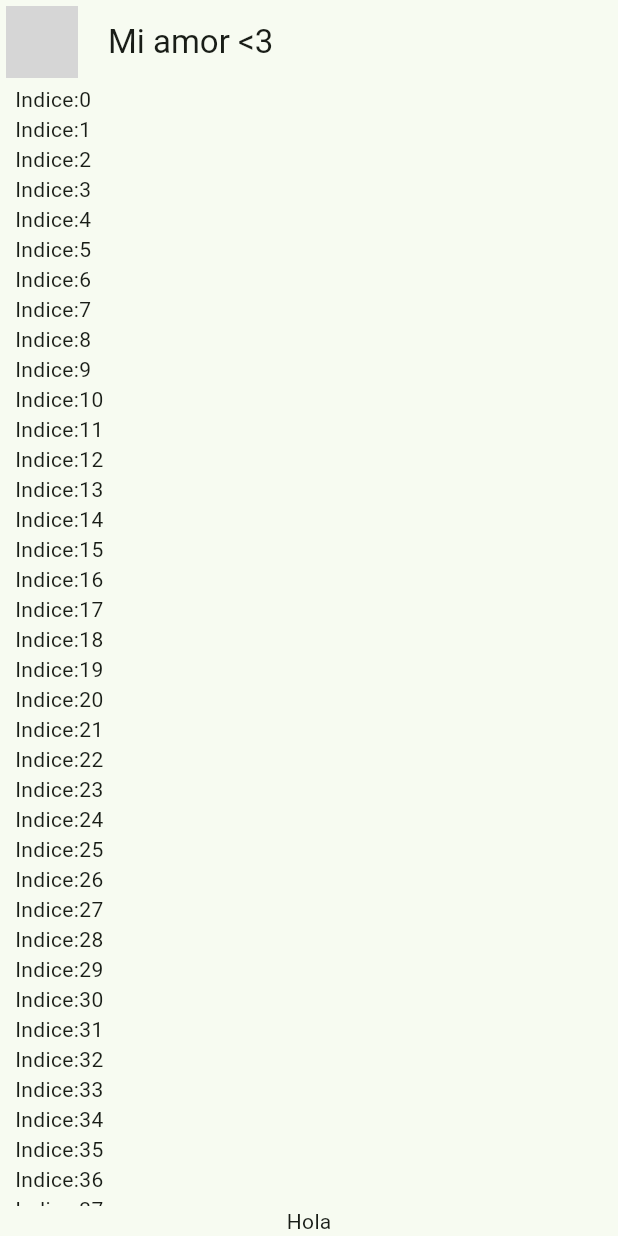
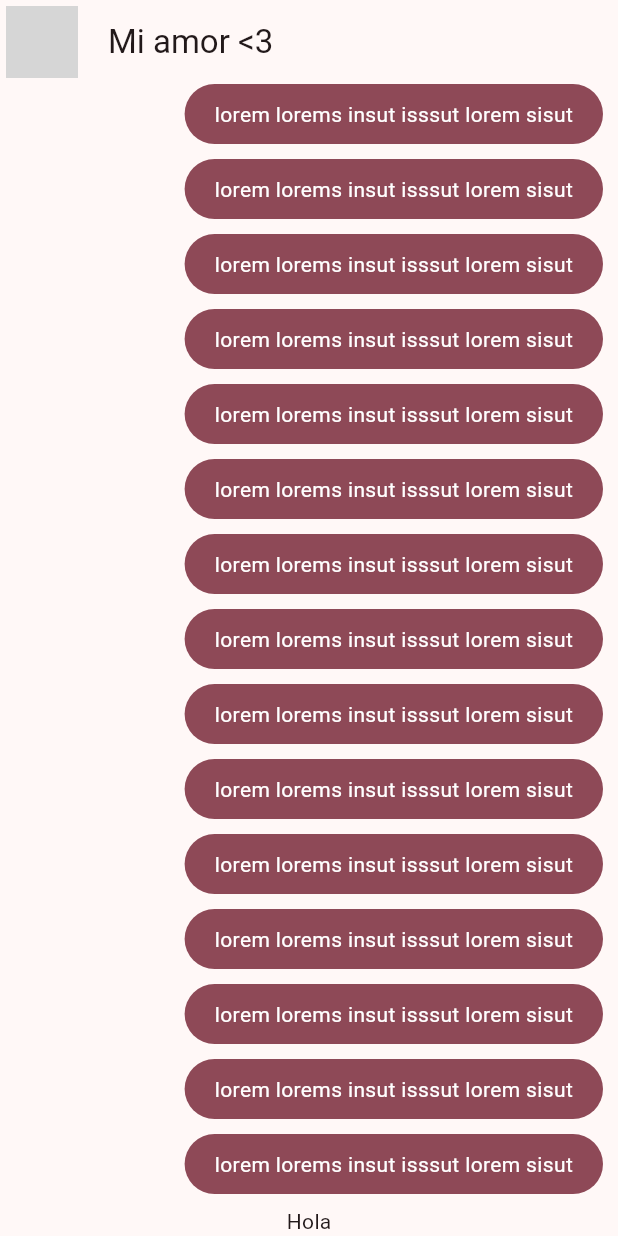
Before and after one commit to EdwardMelendezM/Chat-screen-flutter, a Flutter app: the screen it shows after launch, on a phone screen of 412 x 824 dp. Run offline on Flutter 3.47's test engine with Material 2 defaults, Android fonts, the phone set to English and light mode, and no system bars; network calls fail; grey boxes are pictures that could not be loaded.

Commit message:
adding chat bubble

```diff
--- a/lib/main.dart
+++ b/lib/main.dart
@@ -1,6 +1,6 @@
 import 'package:flutter/material.dart';
 import 'package:yesnoo/config/theme/app_theme.dart';
-import 'package:yesnoo/presentation/chat/chat_screen.dart';
+import 'package:yesnoo/presentation/screens/chat/chat_screen.dart';
 
 void main() => runApp(const MyApp());
 
@@ -12,7 +12,7 @@
     return MaterialApp(
       title: 'Material App',
       debugShowCheckedModeBanner: false,
-      theme: AppTheme(selectorColor:3).theme() ,
+      theme: AppTheme(selectorColor:6).theme() ,
       home: const ChatScreen(),
     );
   }
--- a/lib/presentation/chat/chat_screen.dart
+++ b/lib/presentation/screens/chat/chat_screen.dart
@@ -1,4 +1,5 @@
 import 'package:flutter/material.dart';
+import 'package:yesnoo/presentation/widgets/chat/my_message_bubble.dart';
 
 
 class ChatScreen extends StatelessWidget {
@@ -35,7 +36,7 @@
               child: ListView.builder(
                 itemCount: 100,
                 itemBuilder: (context, index){
-                  return Text('Indice:$index');
+                  return const MyMessageBubble();
                 }),
               ),
               const Text('Hola')
--- /dev/null
+++ b/lib/presentation/widgets/chat/my_message_bubble.dart
@@ -0,0 +1,27 @@
+import 'package:flutter/material.dart';
+class MyMessageBubble extends StatelessWidget {
+  const MyMessageBubble({super.key});
+
+
+
+  @override
+  Widget build(BuildContext context) {
+    final colors = Theme.of(context).colorScheme;
+    return  Column(
+      crossAxisAlignment:CrossAxisAlignment.end,
+      children: [
+        Container(
+          decoration: BoxDecoration(
+            color: colors.primary,
+            borderRadius: BorderRadius.circular(20),
+          ),
+          child: const Padding(
+            padding: EdgeInsets.symmetric( horizontal: 20, vertical: 10),
+            child: Text('lorem lorems insut isssut lorem sisut', style: TextStyle( color: Colors.white ),),
+          ),
+        ),
+        const SizedBox(height: 10,)
+      ],
+    );
+  }
+}
```
